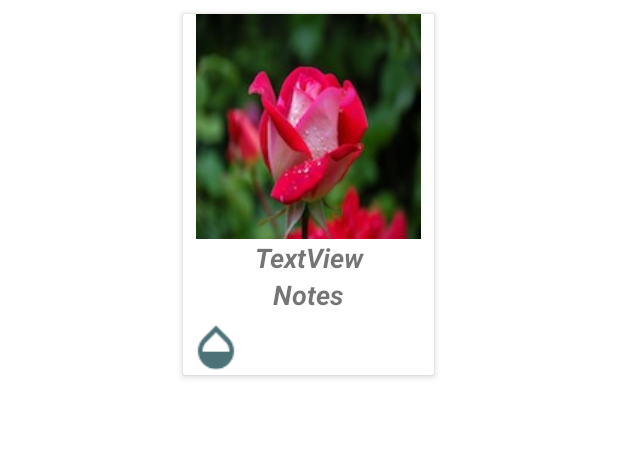
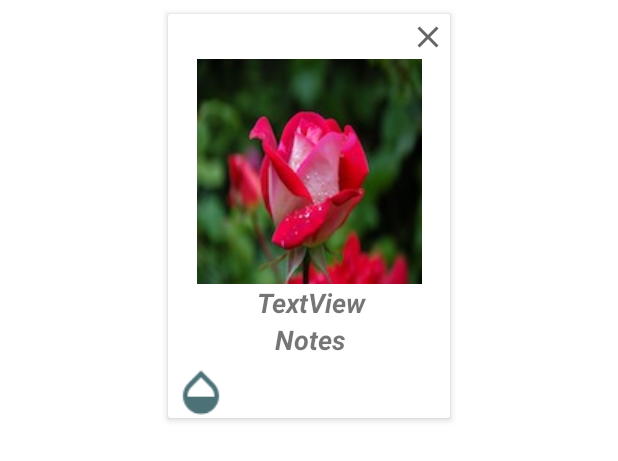
Before and after one commit to mevljas/PileaApp, an Android app: the layout my_card.xml on its own in the app's theme, with its tools: preview values and no code run, on a phone screen of 412 x 824 dp. Shown: the top 461 px of the screen. Run offline under Robolectric (Android 15) with nearby library versions, the phone set to English and light mode, and no system bars.

Commit message:
Delete button added to plant cards.

```diff
--- a/app/src/main/res/layout/my_card.xml
+++ b/app/src/main/res/layout/my_card.xml
@@ -7,17 +7,25 @@
 
     <androidx.cardview.widget.CardView
         android:id="@+id/cardview"
-        android:layout_width="175dp"
-        android:layout_height="251dp"
+        android:layout_width="196dp"
+        android:layout_height="wrap_content"
         android:layout_gravity="center"
         android:layout_margin="4dp"
         app:cardElevation="3dp"
         app:cardUseCompatPadding="true">
 
         <LinearLayout
-            android:layout_width="match_parent"
-            android:layout_height="match_parent"
+            android:layout_width="189dp"
+            android:layout_height="269dp"
             android:orientation="vertical">
+
+            <ImageButton
+                android:id="@+id/plantsIBClose"
+                android:layout_width="32dp"
+                android:layout_height="30dp"
+                android:layout_gravity="right"
+                android:background="@null"
+                app:srcCompat="@drawable/ic_close" />
 
             <ImageView
                 android:id="@+id/plantsIVImage"
```
